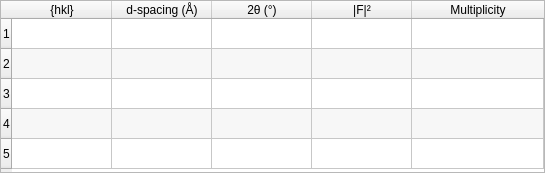
Qt form hexrd/ui/resources/ui/reflections_table.ui (HEXRD/hexrdgui) before a commit.
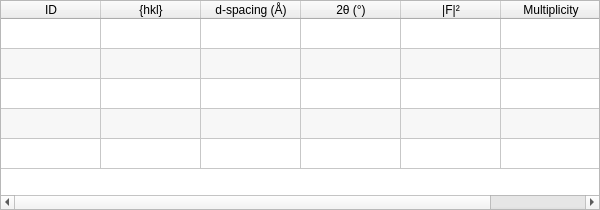
The same form after that commit.

Commit message:
Add a column for hkl ids in the reflections table
This also removes the vertical header (which displayed indices)
since that does not seem necessary with the hkl ids.

This also resizes the reflections table a little bit.

This also gets the columns to automatically resize based upon
the contents of the table.

Patch:
```diff
--- a/hexrd/ui/resources/ui/reflections_table.ui
+++ b/hexrd/ui/resources/ui/reflections_table.ui
@@ -6,8 +6,8 @@
    <rect>
     <x>0</x>
     <y>0</y>
-    <width>545</width>
-    <height>173</height>
+    <width>600</width>
+    <height>210</height>
    </rect>
   </property>
   <layout class="QVBoxLayout" name="verticalLayout_7">
@@ -53,7 +53,7 @@
       <number>5</number>
      </property>
      <property name="columnCount">
-      <number>5</number>
+      <number>6</number>
      </property>
      <attribute name="horizontalHeaderCascadingSectionResizes">
       <bool>true</bool>
@@ -67,11 +67,19 @@
      <attribute name="horizontalHeaderStretchLastSection">
       <bool>true</bool>
      </attribute>
+     <attribute name="verticalHeaderVisible">
+      <bool>false</bool>
+     </attribute>
      <row/>
      <row/>
      <row/>
      <row/>
      <row/>
+     <column>
+      <property name="text">
+       <string>ID</string>
+      </property>
+     </column>
      <column>
       <property name="text">
        <string>{hkl}</string>
```
The commit also changes 1 other file.
